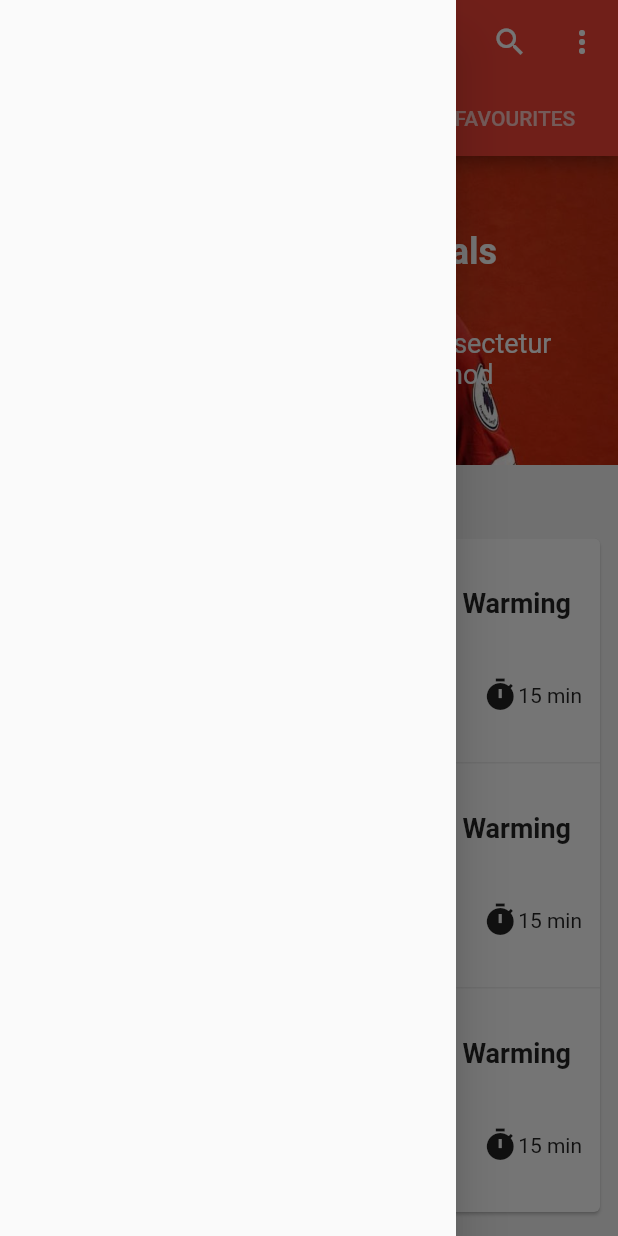
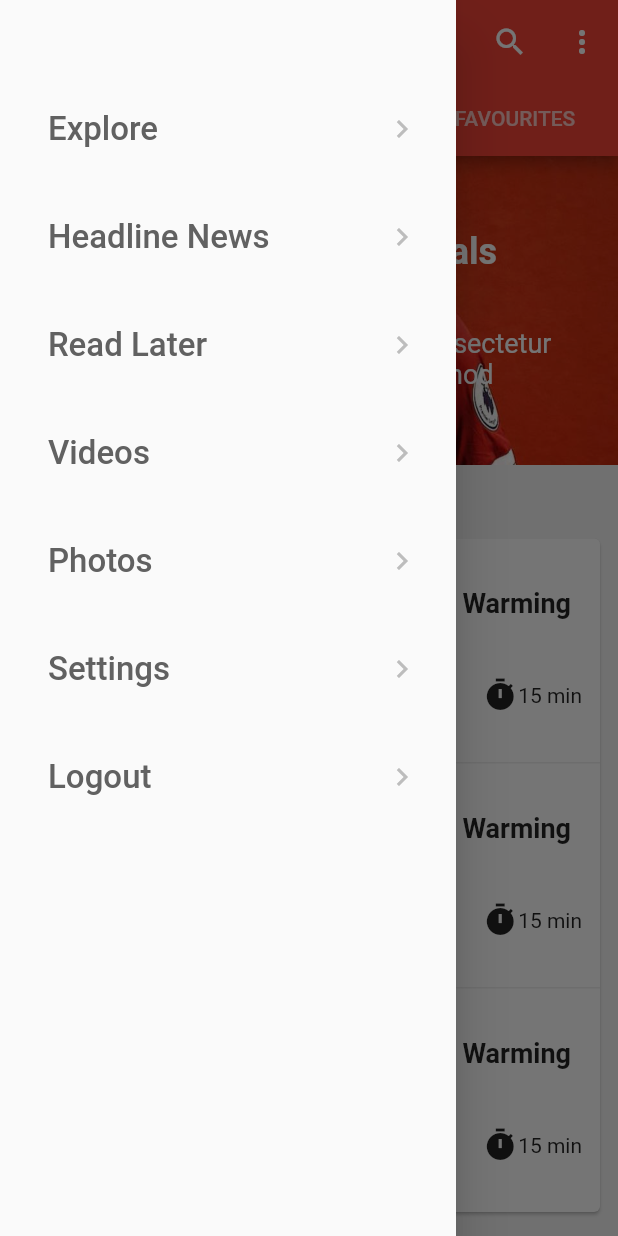
Before and after one commit to AhmedAdly20/News-App, a Flutter app: the HomeScreen screen opened directly, with the side drawer open, on a phone screen of 412 x 824 dp. Run offline on Flutter 3.47's test engine with Material 2 defaults, Android fonts, the phone set to English and light mode, and no system bars; our stand-ins replace shared_preferences; missing offline and left inert: page_view_indicator; accounts and stored records are empty.

```diff
--- a/lib/shared_ui/NavigationDrawer.dart
+++ b/lib/shared_ui/NavigationDrawer.dart
@@ -6,8 +6,44 @@ class NavigationDrawer extends StatefulWidget {
 }
 
 class _NavigationDrawerState extends State<NavigationDrawer> {
+  List<String> navMenu = [
+    'Explore',
+    'Headline News',
+    'Read Later',
+    'Videos',
+    'Photos',
+    'Settings',
+    'Logout'
+  ];
+
   @override
   Widget build(BuildContext context) {
-    return Drawer();
+    return Drawer(
+      child: Padding(
+        padding: const EdgeInsets.only(top: 50, left: 8),
+        child: ListView.builder(
+          itemBuilder: (context,position){
+            return Padding(
+              padding: const EdgeInsets.all(8.0),
+              child: ListTile(
+                title: Text(
+                  navMenu[position],
+                  style: TextStyle(
+                    color: Colors.grey.shade700,
+                    fontSize: 22
+                  ),
+                ),
+                trailing: Icon(
+                  Icons.chevron_right,
+                  color: Colors.grey.shade400,
+                ),
+                onTap: (){},
+              ),
+            );
+          },
+          itemCount: navMenu.length,
+        ),
+      ),
+    );
   }
 }
```
